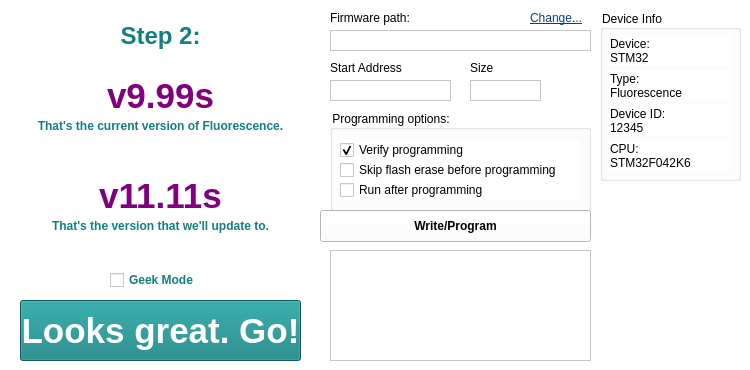
Before: the Qt Designer form FluorescenceApp/fwupdatestm.ui in hey-frnk/thevfdcollective, drawn with Qt 5.
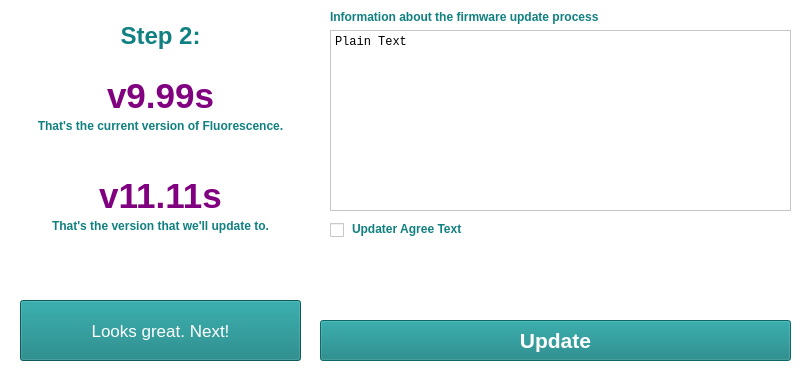
After: the same form once the commit is applied. Icons and pictures are not drawn. Custom widgets are drawn as their Qt base class.

```diff
--- a/FluorescenceApp/fwupdatestm.ui
+++ b/FluorescenceApp/fwupdatestm.ui
@@ -6,7 +6,7 @@
    <rect>
     <x>0</x>
     <y>0</y>
-    <width>750</width>
+    <width>801</width>
     <height>370</height>
    </rect>
   </property>
@@ -116,7 +116,7 @@
     <rect>
      <x>0</x>
      <y>0</y>
-     <width>751</width>
+     <width>801</width>
      <height>371</height>
     </rect>
    </property>
@@ -268,9 +268,9 @@
     <property name="font">
      <font>
       <family>.AppleSystemUIFont</family>
-      <pointsize>26</pointsize>
-      <weight>75</weight>
-      <bold>true</bold>
+      <pointsize>13</pointsize>
+      <weight>50</weight>
+      <bold>false</bold>
      </font>
     </property>
     <property name="styleSheet">
@@ -278,16 +278,16 @@
 color: rgb(255, 255, 255);</string>
     </property>
     <property name="text">
-     <string>Looks great. Go!</string>
+     <string>Looks great. Next!</string>
     </property>
    </widget>
    <widget class="QCheckBox" name="updater_geekmode">
     <property name="geometry">
      <rect>
-      <x>110</x>
-      <y>270</y>
-      <width>101</width>
-      <height>20</height>
+      <x>330</x>
+      <y>220</y>
+      <width>21</width>
+      <height>21</height>
      </rect>
     </property>
     <property name="font">
@@ -300,303 +300,118 @@
      <string notr="true">color: rgb(16, 128, 128);</string>
     </property>
     <property name="text">
-     <string>Geek Mode</string>
+     <string/>
     </property>
    </widget>
-   <widget class="QPlainTextEdit" name="plainTextEdit">
+   <widget class="QLabel" name="updater_run_text">
+    <property name="geometry">
+     <rect>
+      <x>330</x>
+      <y>10</y>
+      <width>461</width>
+      <height>16</height>
+     </rect>
+    </property>
+    <property name="font">
+     <font>
+      <family>.AppleSystemUIFont</family>
+      <weight>75</weight>
+      <bold>true</bold>
+     </font>
+    </property>
+    <property name="styleSheet">
+     <string notr="true">color: rgb(16, 128, 128);</string>
+    </property>
+    <property name="text">
+     <string>Information about the firmware update process</string>
+    </property>
+    <property name="alignment">
+     <set>Qt::AlignLeading|Qt::AlignLeft|Qt::AlignTop</set>
+    </property>
+    <property name="wordWrap">
+     <bool>true</bool>
+    </property>
+   </widget>
+   <widget class="QLabel" name="updater_agree_text">
+    <property name="geometry">
+     <rect>
+      <x>352</x>
+      <y>222</y>
+      <width>441</width>
+      <height>81</height>
+     </rect>
+    </property>
+    <property name="font">
+     <font>
+      <family>.AppleSystemUIFont</family>
+      <weight>75</weight>
+      <bold>true</bold>
+     </font>
+    </property>
+    <property name="styleSheet">
+     <string notr="true">color: rgb(16, 128, 128);</string>
+    </property>
+    <property name="text">
+     <string>Updater Agree Text</string>
+    </property>
+    <property name="alignment">
+     <set>Qt::AlignLeading|Qt::AlignLeft|Qt::AlignTop</set>
+    </property>
+    <property name="wordWrap">
+     <bool>true</bool>
+    </property>
+   </widget>
+   <widget class="QPlainTextEdit" name="updater_info_text">
     <property name="geometry">
      <rect>
       <x>330</x>
       <y>30</y>
-      <width>261</width>
-      <height>21</height>
+      <width>461</width>
+      <height>181</height>
      </rect>
     </property>
-    <property name="verticalScrollBarPolicy">
-     <enum>Qt::ScrollBarAlwaysOff</enum>
+    <property name="font">
+     <font>
+      <family>Courier New</family>
+     </font>
     </property>
-    <property name="horizontalScrollBarPolicy">
-     <enum>Qt::ScrollBarAlwaysOff</enum>
-    </property>
     <property name="readOnly">
      <bool>true</bool>
     </property>
-   </widget>
-   <widget class="QLabel" name="label">
-    <property name="geometry">
-     <rect>
-      <x>330</x>
-      <y>10</y>
-      <width>101</width>
-      <height>16</height>
-     </rect>
+    <property name="plainText">
+     <string>Plain Text</string>
     </property>
-    <property name="text">
-     <string>Firmware path:</string>
-    </property>
    </widget>
-   <widget class="QLabel" name="label_2">
-    <property name="geometry">
-     <rect>
-      <x>330</x>
-      <y>60</y>
-      <width>91</width>
-      <height>16</height>
-     </rect>
+   <widget class="QPushButton" name="updater_update">
+    <property name="enabled">
+     <bool>false</bool>
     </property>
-    <property name="text">
-     <string>Start Address</string>
-    </property>
-   </widget>
-   <widget class="QPlainTextEdit" name="plainTextEdit_2">
-    <property name="geometry">
-     <rect>
-      <x>330</x>
-      <y>80</y>
-      <width>121</width>
-      <height>21</height>
-     </rect>
-    </property>
-    <property name="verticalScrollBarPolicy">
-     <enum>Qt::ScrollBarAlwaysOff</enum>
-    </property>
-    <property name="horizontalScrollBarPolicy">
-     <enum>Qt::ScrollBarAlwaysOff</enum>
-    </property>
-    <property name="readOnly">
-     <bool>true</bool>
-    </property>
-   </widget>
-   <widget class="QLabel" name="label_3">
-    <property name="geometry">
-     <rect>
-      <x>470</x>
-      <y>60</y>
-      <width>91</width>
-      <height>16</height>
-     </rect>
-    </property>
-    <property name="text">
-     <string>Size</string>
-    </property>
-   </widget>
-   <widget class="QPlainTextEdit" name="plainTextEdit_3">
-    <property name="geometry">
-     <rect>
-      <x>470</x>
-      <y>80</y>
-      <width>71</width>
-      <height>21</height>
-     </rect>
-    </property>
-    <property name="verticalScrollBarPolicy">
-     <enum>Qt::ScrollBarAlwaysOff</enum>
-    </property>
-    <property name="horizontalScrollBarPolicy">
-     <enum>Qt::ScrollBarAlwaysOff</enum>
-    </property>
-    <property name="readOnly">
-     <bool>true</bool>
-    </property>
-   </widget>
-   <widget class="QGroupBox" name="groupBox">
-    <property name="geometry">
-     <rect>
-      <x>330</x>
-      <y>110</y>
-      <width>261</width>
-      <height>101</height>
-     </rect>
-    </property>
-    <property name="title">
-     <string>Programming options:</string>
-    </property>
-    <widget class="QCheckBox" name="checkBox">
-     <property name="geometry">
-      <rect>
-       <x>10</x>
-       <y>30</y>
-       <width>241</width>
-       <height>20</height>
-      </rect>
-     </property>
-     <property name="text">
-      <string>Verify programming</string>
-     </property>
-     <property name="checked">
-      <bool>true</bool>
-     </property>
-    </widget>
-    <widget class="QCheckBox" name="checkBox_2">
-     <property name="geometry">
-      <rect>
-       <x>10</x>
-       <y>50</y>
-       <width>241</width>
-       <height>20</height>
-      </rect>
-     </property>
-     <property name="text">
-      <string>Skip flash erase before programming</string>
-     </property>
-    </widget>
-    <widget class="QCheckBox" name="checkBox_3">
-     <property name="geometry">
-      <rect>
-       <x>10</x>
-       <y>70</y>
-       <width>241</width>
-       <height>20</height>
-      </rect>
-     </property>
-     <property name="text">
-      <string>Run after programming</string>
-     </property>
-    </widget>
-   </widget>
-   <widget class="QPushButton" name="pushButton_4">
     <property name="geometry">
      <rect>
       <x>320</x>
-      <y>210</y>
-      <width>271</width>
-      <height>32</height>
+      <y>320</y>
+      <width>471</width>
+      <height>41</height>
      </rect>
     </property>
     <property name="font">
      <font>
+      <family>.AppleSystemUIFont</family>
+      <pointsize>16</pointsize>
       <weight>75</weight>
       <bold>true</bold>
      </font>
     </property>
-    <property name="text">
-     <string>Write/Program</string>
-    </property>
-   </widget>
-   <widget class="QPlainTextEdit" name="plainTextEdit_4">
-    <property name="geometry">
-     <rect>
-      <x>330</x>
-      <y>250</y>
-      <width>261</width>
-      <height>111</height>
-     </rect>
-    </property>
-    <property name="verticalScrollBarPolicy">
-     <enum>Qt::ScrollBarAlwaysOff</enum>
-    </property>
-    <property name="horizontalScrollBarPolicy">
-     <enum>Qt::ScrollBarAlwaysOff</enum>
-    </property>
-    <property name="readOnly">
-     <bool>true</bool>
-    </property>
-   </widget>
-   <widget class="QGroupBox" name="groupBox_3">
-    <property name="geometry">
-     <rect>
-      <x>600</x>
-      <y>10</y>
-      <width>141</width>
-      <height>171</height>
-     </rect>
-    </property>
-    <property name="title">
-     <string>Device Info</string>
-    </property>
-    <widget class="QLabel" name="label_11">
-     <property name="geometry">
-      <rect>
-       <x>10</x>
-       <y>25</y>
-       <width>121</width>
-       <height>31</height>
-      </rect>
-     </property>
-     <property name="text">
-      <string>Device:
-STM32</string>
-     </property>
-    </widget>
-    <widget class="QLabel" name="label_12">
-     <property name="geometry">
-      <rect>
-       <x>10</x>
-       <y>60</y>
-       <width>121</width>
-       <height>31</height>
-      </rect>
-     </property>
-     <property name="text">
-      <string>Type:
-Fluorescence</string>
-     </property>
-    </widget>
-    <widget class="QLabel" name="label_13">
-     <property name="geometry">
-      <rect>
-       <x>10</x>
-       <y>95</y>
-       <width>121</width>
-       <height>31</height>
-      </rect>
-     </property>
-     <property name="text">
-      <string>Device ID:
-12345</string>
-     </property>
-    </widget>
-    <widget class="QLabel" name="label_14">
-     <property name="geometry">
-      <rect>
-       <x>10</x>
-       <y>130</y>
-       <width>121</width>
-       <height>31</height>
-      </rect>
-     </property>
-     <property name="text">
-      <string>CPU:
-STM32F042K6</string>
-     </property>
-    </widget>
-   </widget>
-   <widget class="ClickableLabel" name="label_4">
-    <property name="geometry">
-     <rect>
-      <x>530</x>
-      <y>10</y>
-      <width>61</width>
-      <height>16</height>
-     </rect>
-    </property>
-    <property name="font">
-     <font>
-      <underline>true</underline>
-     </font>
-    </property>
-    <property name="cursor">
-     <cursorShape>OpenHandCursor</cursorShape>
-    </property>
     <property name="styleSheet">
-     <string notr="true">color: rgb(7, 64, 128);</string>
+     <string notr="true">background-color: rgb(16, 128, 128);
+color: rgb(255, 255, 255);</string>
     </property>
     <property name="text">
-     <string>Change...</string>
+     <string>Update</string>
     </property>
    </widget>
   </widget>
  </widget>
- <customwidgets>
-  <customwidget>
-   <class>ClickableLabel</class>
-   <extends>QLabel</extends>
-   <header>clickablelabel.h</header>
-   <slots>
-    <signal>clicked()</signal>
-   </slots>
-  </customwidget>
- </customwidgets>
  <resources>
   <include location="build/qmake_qmake_immediate.qrc"/>
  </resources>
```
Left out of the diff: 2 changed lines with no effect on the pictures.
